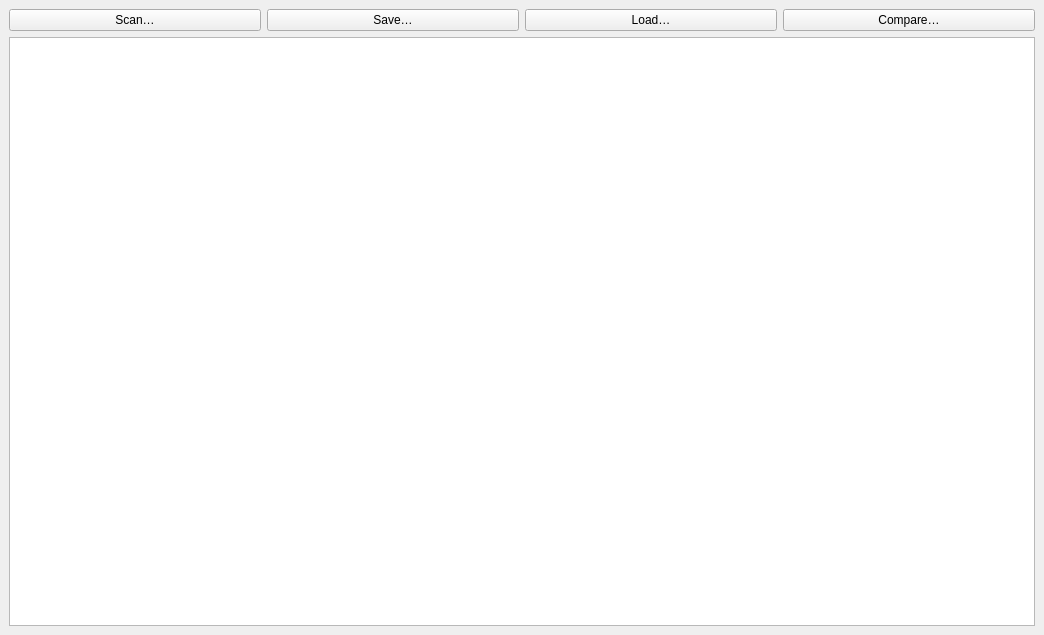
Qt form File-System-Database/mainwindow.ui (Mrx-x/File-System-Database) before a commit.
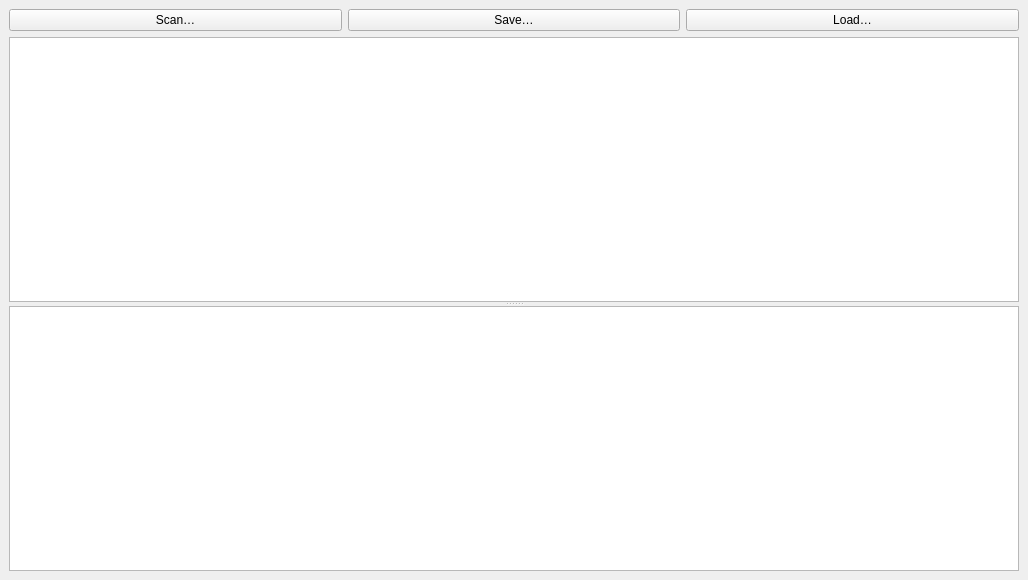
The same form after that commit.

The edit to the form file:
```diff
--- a/File-System-Database/mainwindow.ui
+++ b/File-System-Database/mainwindow.ui
@@ -6,8 +6,8 @@
    <rect>
     <x>0</x>
     <y>0</y>
-    <width>1044</width>
-    <height>635</height>
+    <width>1028</width>
+    <height>580</height>
    </rect>
   </property>
   <property name="windowTitle">
@@ -38,17 +38,20 @@
         </property>
        </widget>
       </item>
-      <item>
-       <widget class="QPushButton" name="btnCompare">
-        <property name="text">
-         <string>Compare…</string>
-        </property>
-       </widget>
-      </item>
      </layout>
     </item>
     <item>
-     <widget class="QTreeView" name="treeView"/>
+     <widget class="QSplitter" name="splitter">
+      <property name="orientation">
+       <enum>Qt::Orientation::Vertical</enum>
+      </property>
+      <widget class="QTreeView" name="treeView"/>
+      <widget class="QListWidget" name="changeList">
+       <property name="alternatingRowColors">
+        <bool>true</bool>
+       </property>
+      </widget>
+     </widget>
     </item>
    </layout>
   </widget>
```
Left out of the diff: 2 changed lines with no effect on the pictures.
